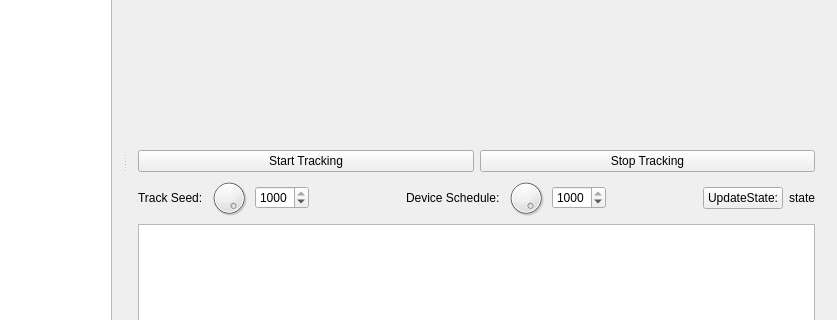
Before: the Qt Designer form example/UIToolkitTest/mainwindow.ui in bisegni/chaosframework, drawn with Qt 5; both pictures show x 214 to 1051 and y 136 to 456 of the 1051 by 560 pixel window.
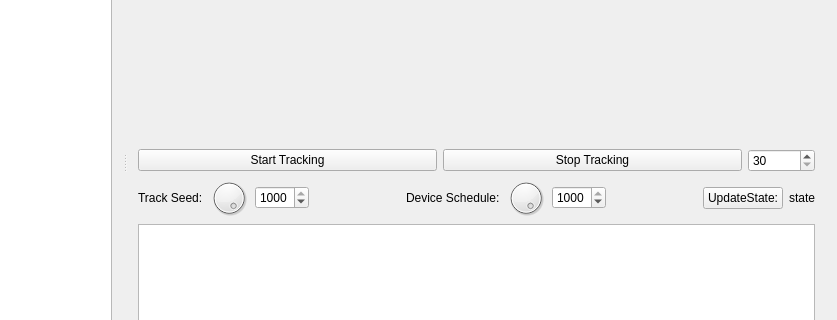
After: the same form once the commit is applied.

Diff of the .ui file:
```diff
--- a/example/UIToolkitTest/mainwindow.ui
+++ b/example/UIToolkitTest/mainwindow.ui
@@ -114,7 +114,7 @@
          <widget class="QWidget" name="graphWidget" native="true"/>
         </item>
         <item>
-         <layout class="QHBoxLayout" name="horizontalLayout_6">
+         <layout class="QHBoxLayout" name="horizontalLayout_6" stretch="1,1,0">
           <item>
            <widget class="QPushButton" name="buttonStartTracking">
             <property name="text">
@@ -129,6 +129,22 @@
             </property>
            </widget>
           </item>
+          <item>
+           <widget class="QSpinBox" name="spinBox">
+            <property name="keyboardTracking">
+             <bool>false</bool>
+            </property>
+            <property name="minimum">
+             <number>30</number>
+            </property>
+            <property name="maximum">
+             <number>100000</number>
+            </property>
+            <property name="singleStep">
+             <number>10</number>
+            </property>
+           </widget>
+          </item>
          </layout>
         </item>
         <item>
```
Left out of the diff: 8 changed lines with no effect on the pictures.
